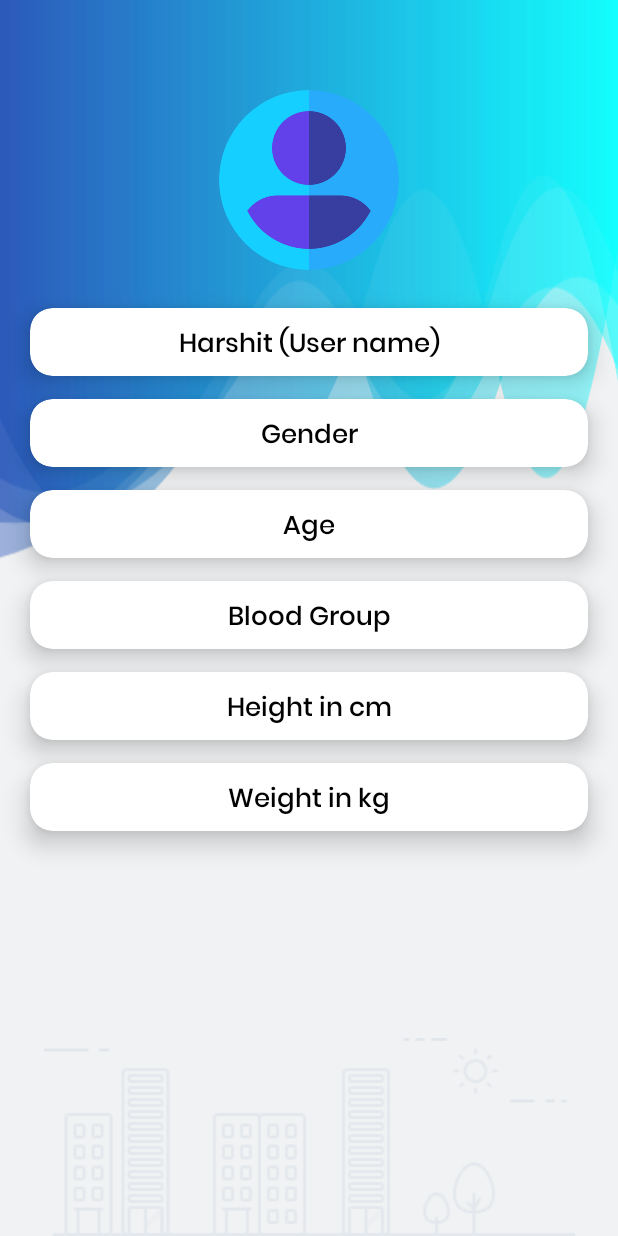
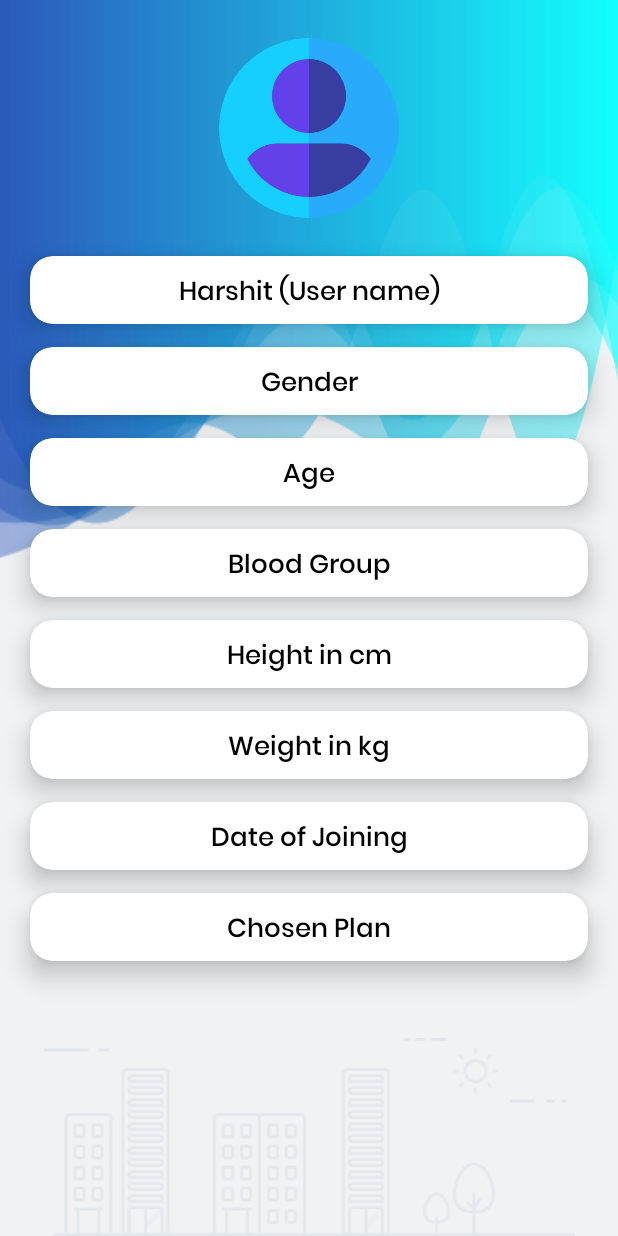
Before and after one commit to singhharshit640/GymManagement, an Android app: the UserProfileActivity screen opened directly, with no data from a screen before it, on a phone screen of 412 x 824 dp. Run offline under Robolectric (Android 15) with nearby library versions, the phone set to English and light mode, and no system bars; our stand-ins replace CircleImageView.

Commit message:
Updated UI

```diff
--- a/app/src/main/AndroidManifest.xml
+++ b/app/src/main/AndroidManifest.xml
@@ -13,7 +13,6 @@
         android:theme="@style/Theme.Design.Light.NoActionBar">
         <activity android:name=".UserDietActivity"></activity>
         <activity android:name=".DietActivity" />
-        <activity android:name=".CurrentPlanActivity" />
         <activity android:name=".PaymentActivity" />
         <activity android:name=".NetStatsActivity" />
         <activity android:name=".ManageActivity" />
--- a/app/src/main/res/layout/activity_manage.xml
+++ b/app/src/main/res/layout/activity_manage.xml
@@ -36,7 +36,7 @@
 
     <LinearLayout
         android:layout_marginTop="20dp"
-        android:layout_marginLeft="15dp"
+        android:layout_marginLeft="10dp"
         android:layout_marginRight="15dp"
         android:layout_width="match_parent"
         android:layout_height="wrap_content"
--- a/app/src/main/res/layout/activity_user_profile.xml
+++ b/app/src/main/res/layout/activity_user_profile.xml
@@ -12,7 +12,7 @@
         android:layout_width="120dp"
         android:layout_height="120dp"
         android:src="@drawable/profile"
-        android:layout_marginTop="60dp"
+        android:layout_marginTop="25dp"
         android:layout_centerHorizontal="true"/>
 
     <androidx.cardview.widget.CardView
@@ -159,6 +159,50 @@
 
     </androidx.cardview.widget.CardView>
 
+    <androidx.cardview.widget.CardView
+        android:layout_below="@id/cardWeight"
+        app:cardElevation="10dp"
+        android:id="@+id/cardDateOfJoining"
+        app:cardCornerRadius="15dp"
+        android:layout_marginTop="15dp"
+        android:layout_marginLeft="20dp"
+        android:layout_marginRight="20dp"
+        android:layout_width="match_parent"
+        android:layout_height="45dp">
+        <TextView
+            android:id="@+id/tvDateOfJoining"
+            android:layout_width="match_parent"
+            android:layout_height="wrap_content"
+            android:layout_marginTop="10dp"
+            android:fontFamily="@font/poppinsmedium"
+            android:gravity="center"
+            android:text="Date of Joining"
+            android:textColor="#000"
+            android:textSize="17dp" />
+    </androidx.cardview.widget.CardView>
+
+    <androidx.cardview.widget.CardView
+        android:layout_below="@id/cardDateOfJoining"
+        app:cardElevation="10dp"
+        android:id="@+id/cardPlan"
+        app:cardCornerRadius="15dp"
+        android:layout_marginTop="15dp"
+        android:layout_marginLeft="20dp"
+        android:layout_marginRight="20dp"
+        android:layout_width="match_parent"
+        android:layout_height="45dp">
+        <TextView
+            android:id="@+id/tvPlan"
+            android:layout_width="match_parent"
+            android:layout_height="wrap_content"
+            android:layout_marginTop="10dp"
+            android:fontFamily="@font/poppinsmedium"
+            android:gravity="center"
+            android:text="Chosen Plan"
+            android:textColor="#000"
+            android:textSize="17dp" />
+    </androidx.cardview.widget.CardView>
+
     <ImageView
         android:layout_width="match_parent"
         android:layout_height="wrap_content"
```
Also changed, not shown: app/src/main/java/com/sleepingpandaaa/gymmanagement/CurrentPlanActivity.java (deleted, +0 -16 lines), app/src/main/java/com/sleepingpandaaa/gymmanagement/DashboardUser.java (+1 -9 lines), app/src/main/res/layout/activity_add_user_detail.xml (+29 -0 lines), app/src/main/res/layout/activity_current_plan.xml (deleted, +0 -84 lines), app/src/main/res/layout/activity_dashboard_user.xml (+0 -60 lines), app/src/main/res/values/strings.xml (+8 -0 lines).
